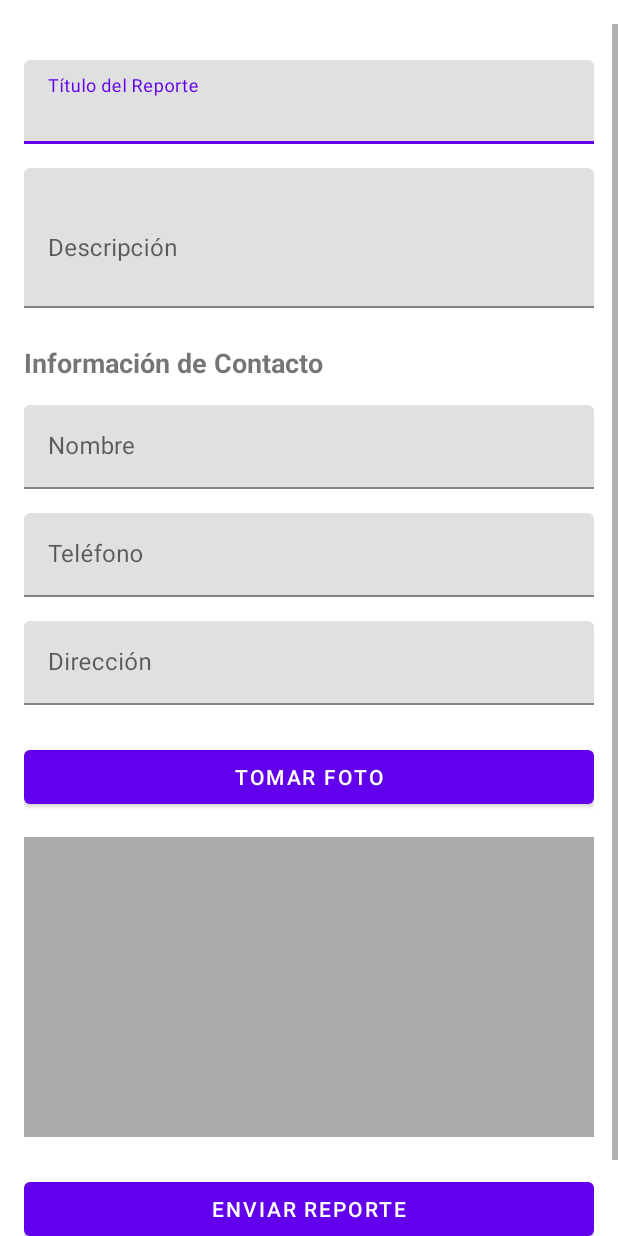
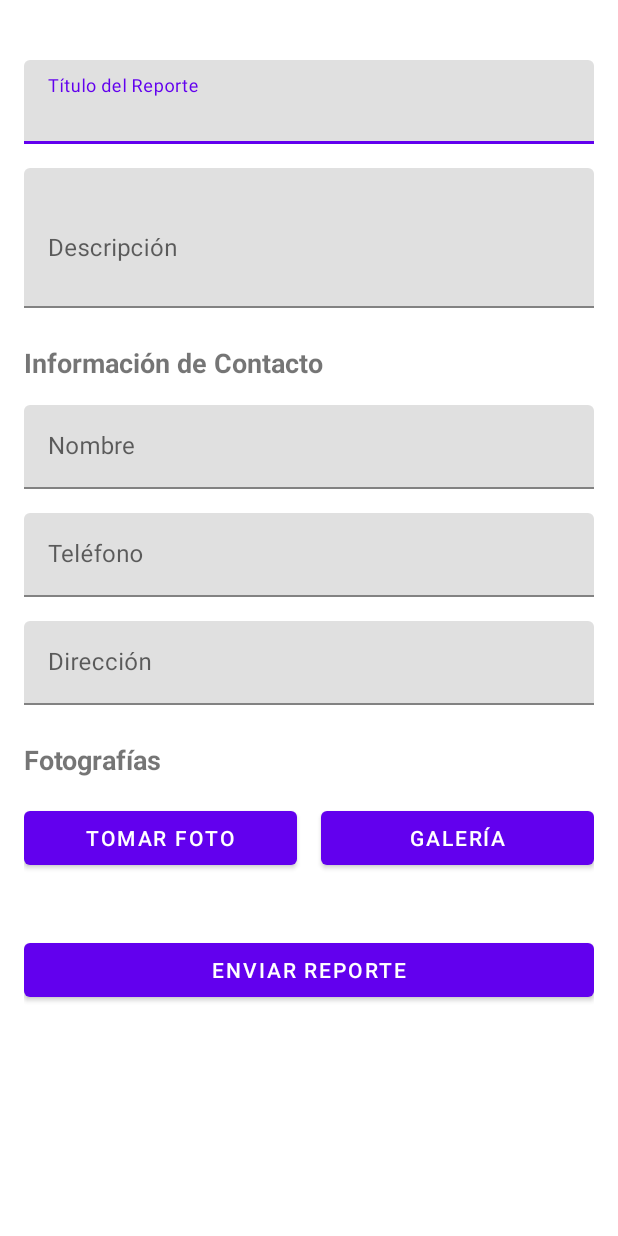
Before and after one commit to MrFr4nkTv/AppReporteCiudadano, an Android app: the layout activity_crear_reporte.xml on its own in the app's theme, with its tools: preview values and no code run, on a phone screen of 412 x 824 dp. Run offline under Robolectric (Android 15) with nearby library versions, the light colour scheme and no system bars.

Commit message:
Agregado soporte para múltiples imágenes en reportes

```diff
--- a/app/src/main/AndroidManifest.xml
+++ b/app/src/main/AndroidManifest.xml
@@ -7,6 +7,8 @@
     <uses-permission android:name="android.permission.CALL_PHONE" />
     <uses-permission android:name="android.permission.ACCESS_FINE_LOCATION" />
     <uses-permission android:name="android.permission.ACCESS_COARSE_LOCATION" />
+    <uses-permission android:name="android.permission.READ_EXTERNAL_STORAGE" android:maxSdkVersion="32" />
+    <uses-permission android:name="android.permission.READ_MEDIA_IMAGES" />
 
     <uses-feature android:name="android.hardware.camera" android:required="false" />
     <uses-feature android:name="android.hardware.location" android:required="false" />
--- a/app/src/main/res/layout/activity_crear_reporte.xml
+++ b/app/src/main/res/layout/activity_crear_reporte.xml
@@ -93,20 +93,45 @@
 
         </com.google.android.material.textfield.TextInputLayout>
 
-        <Button
-            android:id="@+id/btnTomarFoto"
+        <TextView
             android:layout_width="match_parent"
             android:layout_height="wrap_content"
             android:layout_marginTop="24dp"
-            android:text="Tomar Foto" />
+            android:text="Fotografías"
+            android:textStyle="bold"
+            android:textSize="18sp" />
 
-        <ImageView
-            android:id="@+id/ivFoto"
+        <LinearLayout
             android:layout_width="match_parent"
-            android:layout_height="200dp"
+            android:layout_height="wrap_content"
+            android:orientation="horizontal"
+            android:layout_marginTop="16dp">
+
+            <Button
+                android:id="@+id/btnTomarFoto"
+                android:layout_width="0dp"
+                android:layout_height="wrap_content"
+                android:layout_weight="1"
+                android:layout_marginEnd="8dp"
+                android:text="Tomar Foto" />
+
+            <Button
+                android:id="@+id/btnSeleccionarFoto"
+                android:layout_width="0dp"
+                android:layout_height="wrap_content"
+                android:layout_weight="1"
+                android:layout_marginStart="8dp"
+                android:text="Galería" />
+
+        </LinearLayout>
+
+        <androidx.recyclerview.widget.RecyclerView
+            android:id="@+id/rvFotos"
+            android:layout_width="match_parent"
+            android:layout_height="wrap_content"
             android:layout_marginTop="16dp"
-            android:scaleType="centerCrop"
-            android:background="@android:color/darker_gray" />
+            android:orientation="horizontal"
+            app:layoutManager="androidx.recyclerview.widget.LinearLayoutManager" />
 
         <Button
             android:id="@+id/btnEnviarReporte"
```
Also changed, not shown: app/src/main/java/com/example/reporteciudad/ConsultarReporteActivity.java (+20 -5 lines), app/src/main/java/com/example/reporteciudad/CrearReporteActivity.java (+69 -17 lines), app/src/main/java/com/example/reporteciudad/FotosAdapter.java (added, +83 -0 lines), app/src/main/java/com/example/reporteciudad/Reporte.java (+6 -4 lines), app/src/main/res/layout/activity_consultar_reporte.xml (+13 -5 lines), app/src/main/res/layout/item_foto.xml (added, +32 -0 lines).
